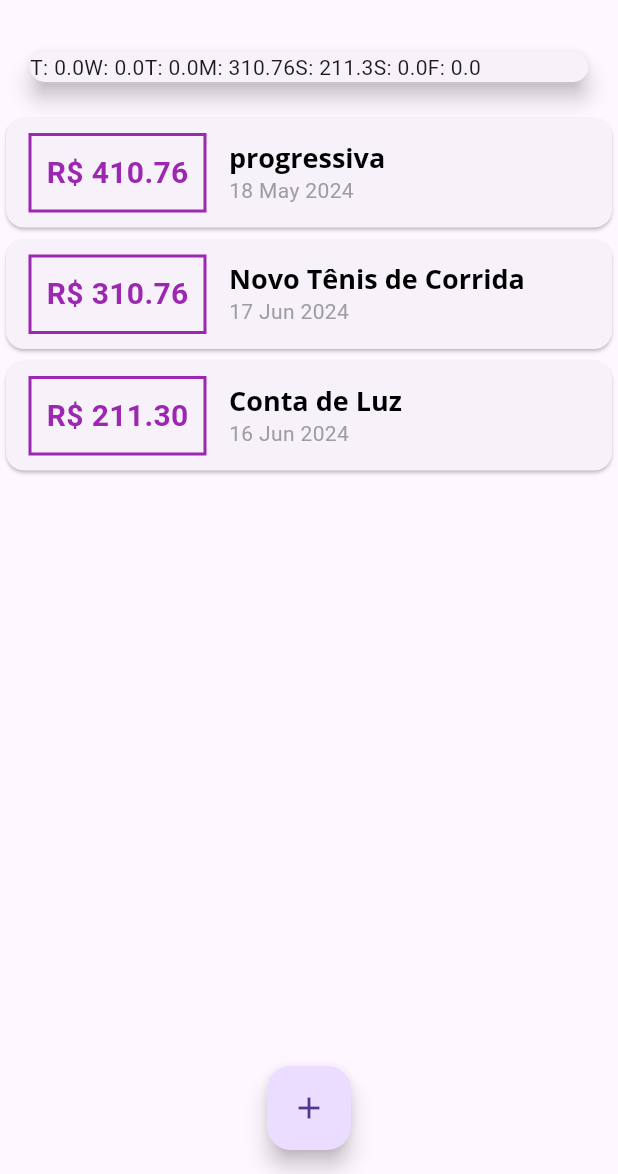
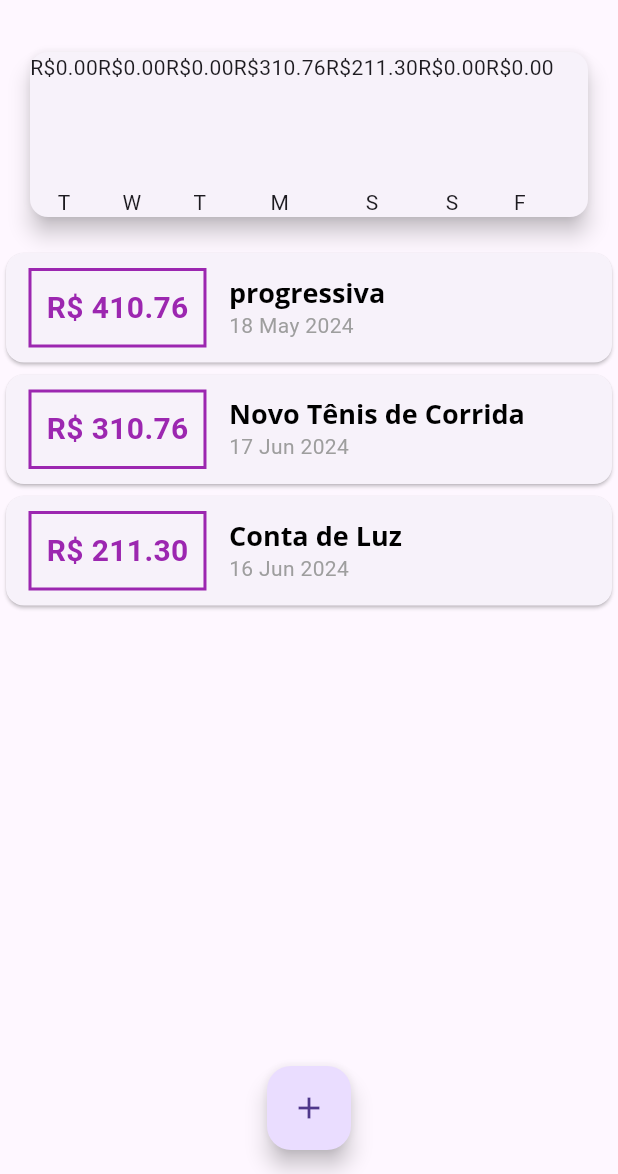
Before and after one commit to anabellypassos/APPDespesasPessoais, a Flutter app: the screen it shows after launch, on a phone screen of 412 x 824 dp, the part 62-1236 px from its top. Run offline on Flutter 3.47's test engine with Material 3 defaults, Android fonts, the phone set to English and light mode, and no system bars.

Commit message:
chart_bar3

```diff
--- a/lib/components/chart.dart
+++ b/lib/components/chart.dart
@@ -1,3 +1,4 @@
+import 'package:expenses/components/chart_bar.dart';
 import 'package:flutter/material.dart';
 import 'package:intl/intl.dart';
 import '../models/transaction.dart';
@@ -40,7 +41,11 @@ class Chart extends StatelessWidget {
       margin: const EdgeInsets.all(20),
       child: Row(
         children: groupedTransactions.map((tr) {
-          return Text('${tr['day']}: ${tr['value']}');
+          return ChartBar(
+            label: tr['day'] as String,
+            value: tr['value'] as double,
+            percentage: 0,
+          );
         }).toList(),
       ),
     );
--- a/lib/components/chart_bar.dart
+++ b/lib/components/chart_bar.dart
@@ -1,13 +1,30 @@
 import 'package:flutter/material.dart';
 
 class ChartBar extends StatelessWidget {
+  final String label;
+  final double value;
+  final double percentage;
+
+  const ChartBar({Key? key,
+    required this.label,
+    required this.value,
+    required this.percentage,
+  }) : super(key: key);
+
   @override
   Widget build(BuildContext context) {
-    return Container(
-
-
-
-
+    return Column(
+      children: <Widget>[
+        Text('R\$${value.toStringAsFixed(2)}'),
+        const SizedBox(height: 5),
+        const SizedBox(
+         height: 60,
+         width: 10,
+         child: null,
+        ),
+         const SizedBox(height: 5),
+         Text(label),
+      ],
     );
   }
 }
```
